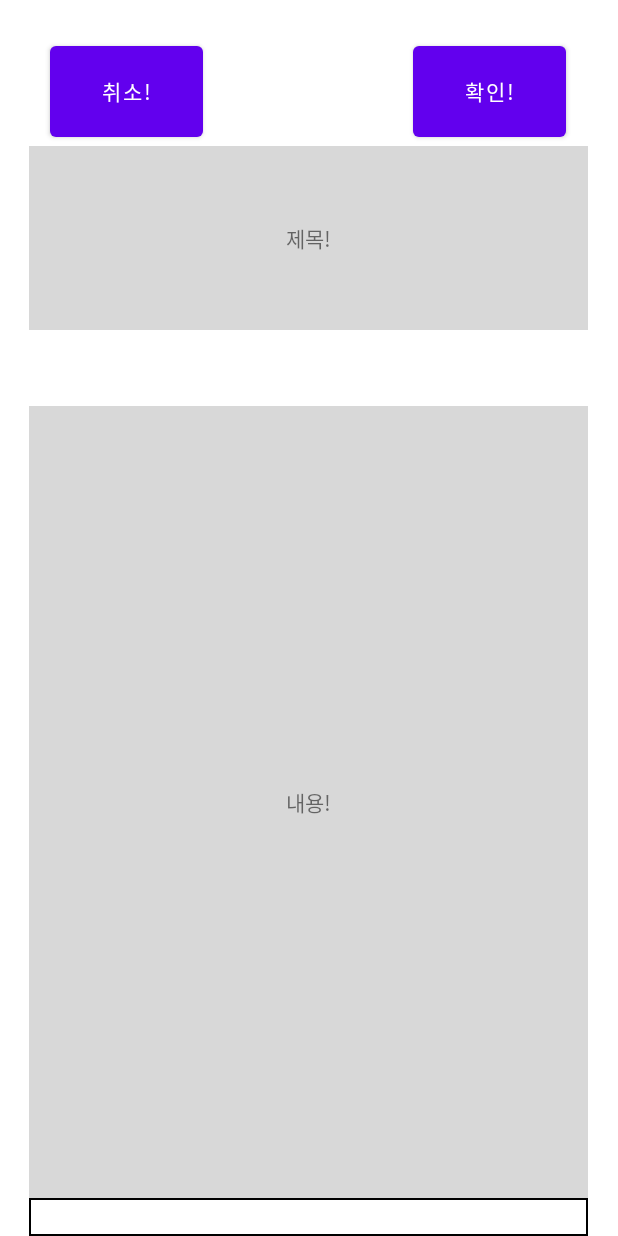
After one commit to son-yu-seoung/2022_KIKOM, an Android app: the go_board_writing_page screen opened directly, with no data from a screen before it, on a phone screen of 412 x 824 dp. The commit adds this screen. Run offline under Robolectric (Android 15) with nearby library versions, the phone set to English and light mode, and no system bars.

Commit message:
Merge remote-tracking branch 'origin/yuseong' into junpyo
# Conflicts:
#	App/app/src/main/res/layout/activity_main.xml

```diff
--- a/App/app/src/main/AndroidManifest.xml
+++ b/App/app/src/main/AndroidManifest.xml
@@ -21,9 +21,10 @@
         </activity>
         <activity android:name=".go_chatting_page"/>
         <activity android:name=".go_board_page"/>
-        <activity android:name="go_board_twice"/>
-        <activity android:name="go_lutin_recommend"/>
+        <activity android:name=".go_board_twice"/>
+        <activity android:name=".go_lutin_recommend"/>
         <activity android:name=".go_exercise_page"/>
+        <activity android:name=".go_board_writing_page"/>
     </application>
 
 </manifest>
--- a/App/app/src/main/java/com/example/app/go_board_twice.java
+++ b/App/app/src/main/java/com/example/app/go_board_twice.java
@@ -53,6 +53,16 @@ public class go_board_twice extends AppCompatActivity {
 
         });
 
+        Button go_board_writing_page_btn = (Button) findViewById(R.id.go_board_writing_page_btn);
+        go_board_writing_page_btn.setOnClickListener(new View.OnClickListener() {
+
+            @Override
+            public void onClick(View view) {
+                Intent intent = new Intent(getApplicationContext(), go_board_writing_page.class);
+                startActivity(intent);
+            }
+
+        });
 
 
     }
--- /dev/null
+++ b/App/app/src/main/java/com/example/app/go_board_writing_page.java
@@ -0,0 +1,29 @@
+package com.example.app;
+
+import android.content.Intent;
+import android.os.Bundle;
+import android.view.View;
+import android.widget.Button;
+
+import androidx.annotation.Nullable;
+import androidx.appcompat.app.AppCompatActivity;
+
+public class go_board_writing_page extends AppCompatActivity {
+
+    @Override
+    protected void onCreate(@Nullable Bundle savedInstanceState) {
+        super.onCreate(savedInstanceState);
+        setContentView(R.layout.board_writing_page);
+
+        Button back_board_twice_page_btn = (Button) findViewById(R.id.back_board_twice_page_btn);
+        back_board_twice_page_btn.setOnClickListener(new View.OnClickListener() {
+
+            @Override
+            public void onClick(View view) {
+                Intent intent = new Intent(getApplicationContext(), go_board_twice.class);
+                startActivity(intent);
+            }
+
+        });
+    }
+}
--- a/App/app/src/main/res/layout/board_twice.xml
+++ b/App/app/src/main/res/layout/board_twice.xml
@@ -74,7 +74,7 @@
                 tools:ignore="MissingConstraints" />
 
             <Button
-                android:id="@+id/button"
+                android:id="@+id/go_board_writing_page_btn"
                 android:layout_width="80dip"
                 android:layout_height="55dip"
                 android:backgroundTint="@color/black"
--- /dev/null
+++ b/App/app/src/main/res/layout/board_writing_page.xml
@@ -0,0 +1,103 @@
+<?xml version="1.0" encoding="utf-8"?>
+<androidx.constraintlayout.widget.ConstraintLayout xmlns:android="http://schemas.android.com/apk/res/android"
+    xmlns:app="http://schemas.android.com/apk/res-auto"
+    xmlns:tools="http://schemas.android.com/tools"
+    android:layout_width="match_parent"
+    android:layout_height="match_parent"
+    tools:context=".MainActivity">
+    <LinearLayout
+        android:layout_width="match_parent"
+        android:layout_height="match_parent"
+        android:orientation="horizontal"
+        tools:ignore="MissingConstraints">
+
+        <LinearLayout
+            android:layout_width="wrap_content"
+            android:layout_height="match_parent"
+            android:layout_weight="1"
+            tools:ignore="MissingConstraints"/>
+
+        <LinearLayout
+            android:layout_width="wrap_content"
+            android:layout_height="match_parent"
+            android:orientation="vertical"
+            android:layout_weight="10">
+
+            <LinearLayout
+                android:layout_width="match_parent"
+                android:layout_height="wrap_content"
+                android:layout_weight="0.5" />
+
+            <LinearLayout
+                android:layout_width="match_parent"
+                android:layout_height="wrap_content"
+                android:layout_weight="0.5"
+                android:orientation="horizontal">
+
+                <LinearLayout
+                    android:layout_width="wrap_content"
+                    android:layout_height="match_parent"
+                    android:layout_weight="1"/>
+
+                <Button
+                    android:id="@+id/back_board_twice_page_btn"
+                    android:layout_width="wrap_content"
+                    android:layout_height="match_parent"
+                    android:layout_weight="1"
+                    android:text="취소!"/>
+
+                <LinearLayout
+                    android:layout_width="wrap_content"
+                    android:layout_height="match_parent"
+                    android:layout_weight="10"/>
+
+                <Button
+                    android:layout_width="wrap_content"
+                    android:layout_height="match_parent"
+                    android:layout_weight="1"
+                    android:text="확인!"/>
+
+                <LinearLayout
+                    android:layout_width="wrap_content"
+                    android:layout_height="match_parent"
+                    android:layout_weight="1"/>
+
+            </LinearLayout>
+
+            <TextView
+                android:layout_width="match_parent"
+                android:layout_height="wrap_content"
+                android:layout_weight="2"
+                android:background="#D8D8D8"
+                android:text="제목!"
+                android:gravity="center"/>
+
+            <LinearLayout
+                android:layout_width="match_parent"
+                android:layout_height="wrap_content"
+                android:layout_weight="1" />
+
+            <TextView
+                android:layout_width="match_parent"
+                android:layout_height="wrap_content"
+                android:layout_weight="10"
+                android:background="#D8D8D8"
+                android:text="내용!"
+                android:gravity="center"/>
+
+            <LinearLayout
+                android:layout_width="match_parent"
+                android:layout_height="wrap_content"
+                android:layout_weight="0.5"
+                android:background="@drawable/stroke"/>
+
+        </LinearLayout>
+
+        <LinearLayout
+            android:layout_width="wrap_content"
+            android:layout_height="match_parent"
+            android:layout_weight="1"
+            tools:ignore="MissingConstraints"/>
+
+    </LinearLayout>
+</androidx.constraintlayout.widget.ConstraintLayout>
```
